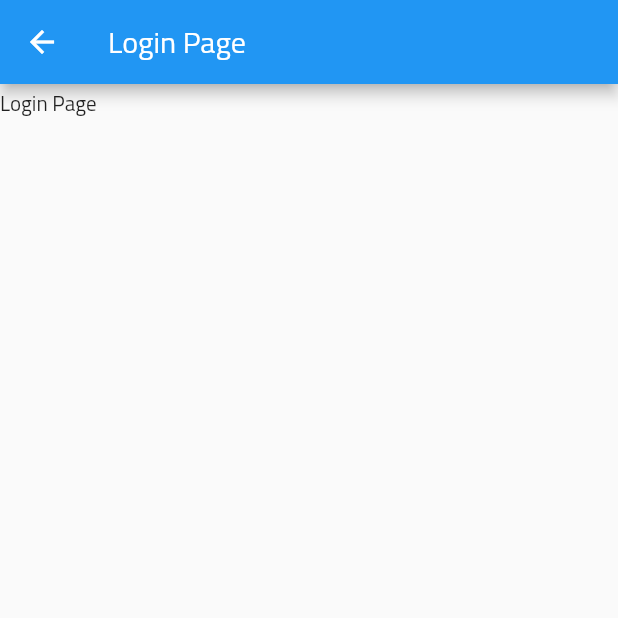
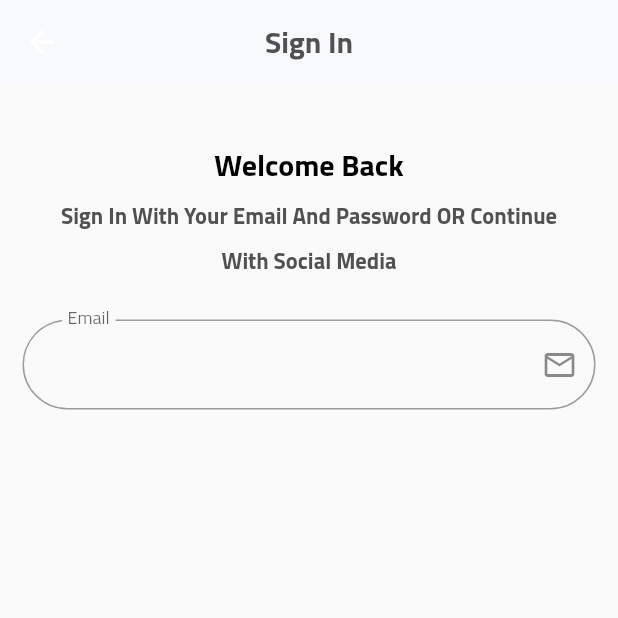
Before and after one commit to thekasho/storeapp, a Flutter app: the Login screen opened by its route, on a phone screen of 412 x 824 dp, the top half of it. Run offline on Flutter 3.47's test engine with Material 2 defaults, Android fonts, the phone set to English and light mode, and no system bars; our stand-ins replace get, shared_preferences; accounts and stored records are empty; project files that could hold a hidden picture were left out.

Commit message:
creating login form part 1

```diff
--- a/lib/core/localization/changelocal.dart
+++ b/lib/core/localization/changelocal.dart
@@ -17,17 +17,20 @@ class LocalController extends GetxController {
   @override
   void onInit() {
     String? sharedPrefLang = myServices.sharedPreferences.getString("lang");
+    print(sharedPrefLang);
+
     if(sharedPrefLang == "ar"){
       language = const Locale("ar");
-      print("Changing Language to: $language");
+      print("Changing Language from AR to: $language");
     } else if(sharedPrefLang == "en"){
       language = const Locale("en");
-      print("Changing Language to: $language");
+      print("Changing Language from EN to: $language");
     }
     else {
       language = Locale(Get.deviceLocale!.languageCode);
       print("Changing Language to: $language");
     }
+
     super.onInit();
   }
 
--- a/lib/core/localization/translation.dart
+++ b/lib/core/localization/translation.dart
@@ -5,10 +5,12 @@ class MyTranslation extends Translations {
   @override
   Map<String, Map<String, String>> get keys => {
     "ar": {
-      "1": "اختر اللغة"
+      "1": "اختر اللغة",
+      "2": "مرحباً بعودتك..",
     },
     "en": {
-      "1": "Choose Language"
+      "1": "Choose Language",
+      "2": "Welcome Back"
     },
   };
 
--- a/lib/main.dart
+++ b/lib/main.dart
@@ -32,6 +32,7 @@ class MyApp extends StatelessWidget {
         fontFamily: "Cairo",
         textTheme: const TextTheme(
           displayLarge: TextStyle(fontWeight: FontWeight.bold, fontSize: 20.0, color: AppColor.black),
+          displayMedium: TextStyle(fontWeight: FontWeight.bold, fontSize: 25.0, color: AppColor.black),
           bodyLarge: TextStyle(height: 2, color: AppColor.grey, fontWeight: FontWeight.bold, fontSize: 15.0,),
         ),
         primaryColor: Colors.blue,
--- a/lib/veiw/screen/auth/login.dart
+++ b/lib/veiw/screen/auth/login.dart
@@ -1,4 +1,6 @@
 import 'package:flutter/material.dart';
+import 'package:get/get.dart';
+import 'package:storefull/core/constant/colors.dart';
 
 class Login extends StatelessWidget {
   const Login({Key? key}) : super(key: key);
@@ -7,10 +9,50 @@ class Login extends StatelessWidget {
   Widget build(BuildContext context) {
     return Scaffold(
       appBar: AppBar(
-        title: Text("Login Page"),
+        backgroundColor: AppColor.backgroundcolor,
+        elevation: 0.0,
+        centerTitle: true,
+        title: Text("Sign In",
+            style: Theme.of(context)
+                .textTheme
+                .displayLarge!
+                .copyWith(color: AppColor.grey)),
       ),
       body: Container(
-        child: Text("Login Page"),
+        child: ListView(
+          padding: const EdgeInsets.all(15.0),
+          children: [
+            const SizedBox(height: 20.0),
+            Text(
+              "2".tr,
+              textAlign: TextAlign.center,
+              style: Theme.of(context).textTheme.displayLarge,
+            ),
+            Container(
+              margin: const EdgeInsets.symmetric(horizontal: 25),
+              child: Text(
+                "Sign In With Your Email And Password OR Continue With Social Media",
+                textAlign: TextAlign.center,
+                style: Theme.of(context)
+                    .textTheme
+                    .bodyLarge!
+                    .copyWith(color: AppColor.grey),
+              ),
+            ),
+            const SizedBox(height: 25),
+            TextFormField(
+              decoration: InputDecoration(
+                floatingLabelBehavior: FloatingLabelBehavior.always,
+                contentPadding:
+                    const EdgeInsets.symmetric(vertical: 15, horizontal: 30),
+                label: const Text("Email"),
+                suffixIcon: const Icon(Icons.email_outlined),
+                border:
+                    OutlineInputBorder(borderRadius: BorderRadius.circular(30)),
+              ),
+            ),
+          ],
+        ),
       ),
     );
   }
```
